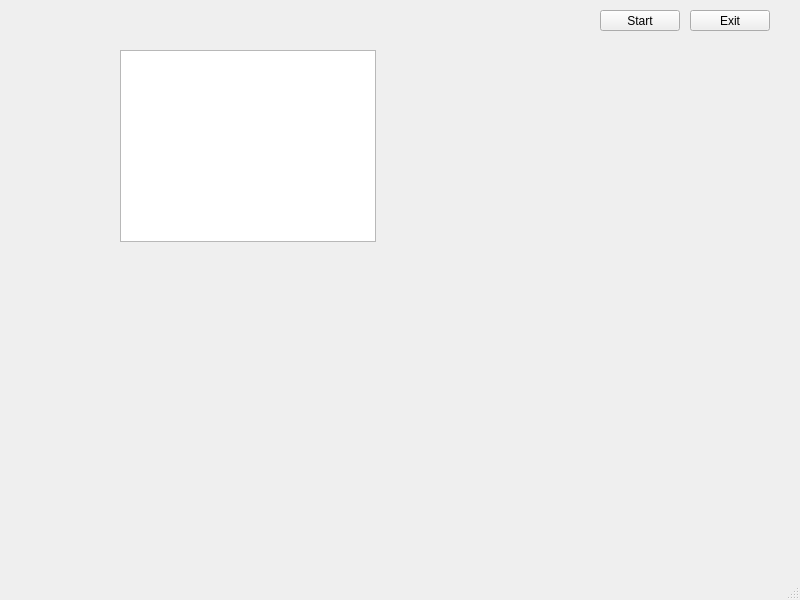
Old version of the form Codigo_Fuente/Proyecto_Final/gameworld.ui in the repository MaverickST/Proyecto_Final.
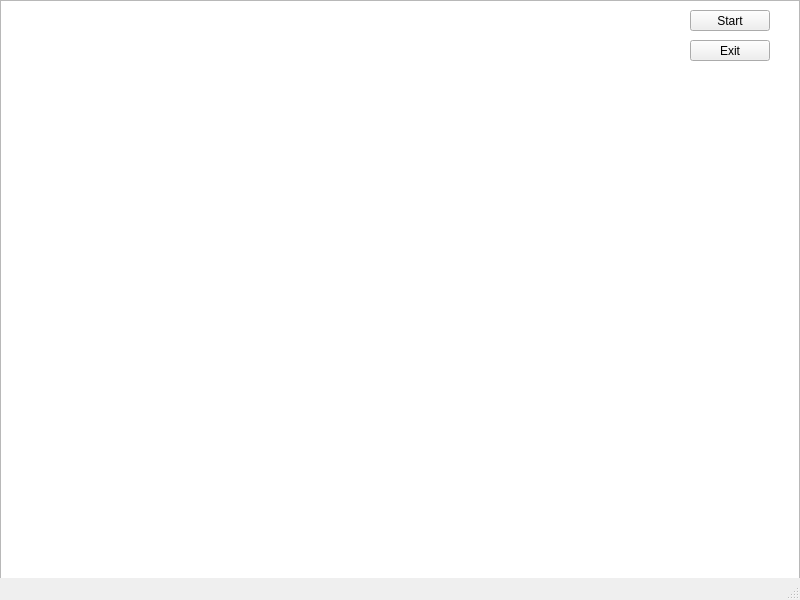
New version of the form.

```diff
--- a/Codigo_Fuente/Proyecto_Final/gameworld.ui
+++ b/Codigo_Fuente/Proyecto_Final/gameworld.ui
@@ -17,17 +17,17 @@
    <widget class="QGraphicsView" name="graphicsView">
     <property name="geometry">
      <rect>
-      <x>120</x>
-      <y>50</y>
-      <width>256</width>
-      <height>192</height>
+      <x>0</x>
+      <y>0</y>
+      <width>800</width>
+      <height>600</height>
      </rect>
     </property>
    </widget>
    <widget class="QPushButton" name="pB_StartGame">
     <property name="geometry">
      <rect>
-      <x>600</x>
+      <x>690</x>
       <y>10</y>
       <width>80</width>
       <height>21</height>
@@ -41,7 +41,7 @@
     <property name="geometry">
      <rect>
       <x>690</x>
-      <y>10</y>
+      <y>40</y>
       <width>80</width>
       <height>21</height>
      </rect>
```
